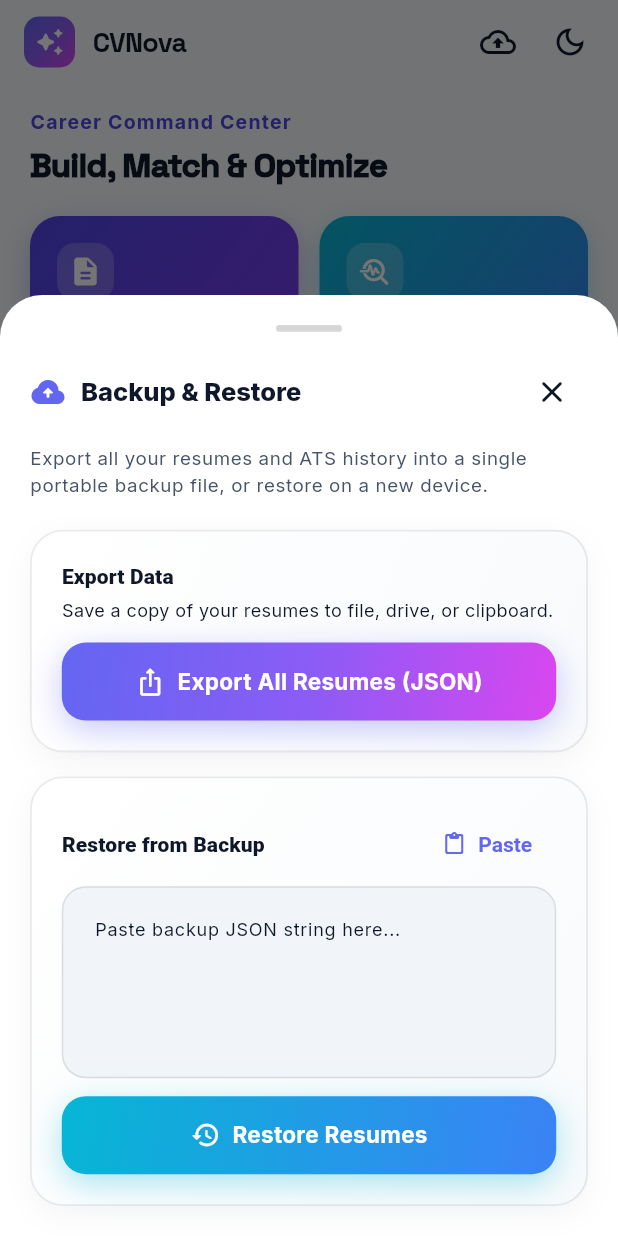
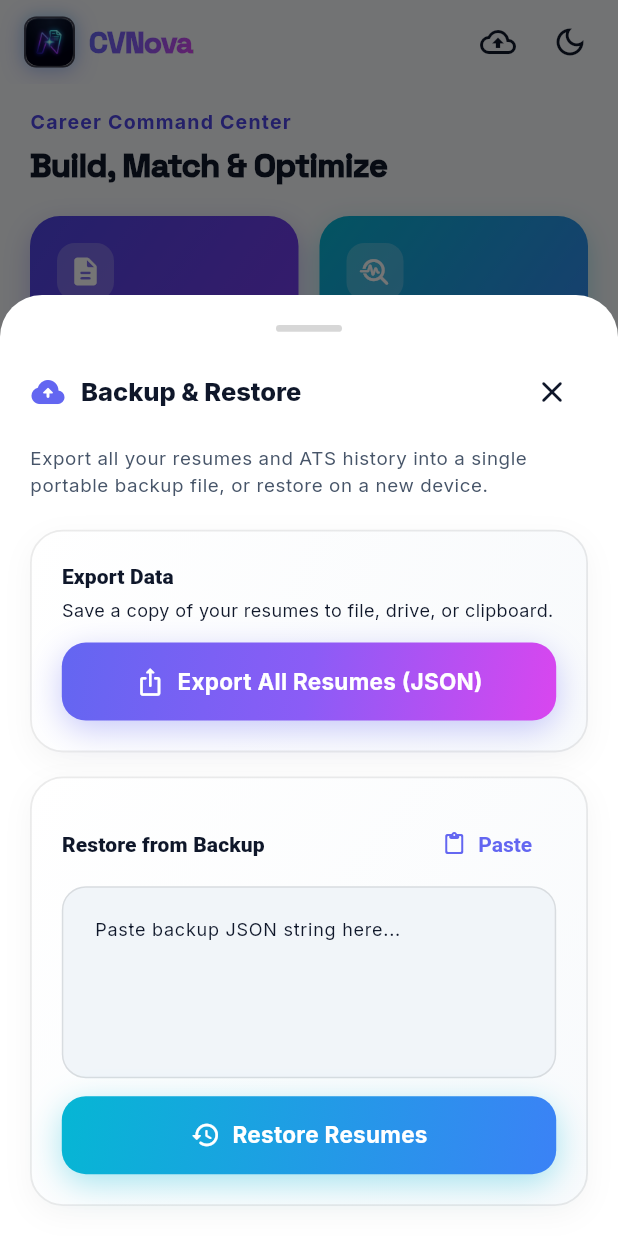
Before and after one commit to madewarabhishek966529-wq/CV-Nova-, a Flutter app: the screen it shows after launch, after a tap on "Backup & Sync", on a phone screen of 412 x 824 dp. Run offline on Flutter 3.47's test engine with Material 3 defaults, Android fonts, the light colour scheme and no system bars; our stand-ins replace file_picker, flutter_animate, flutter_riverpod, go_router, google_fonts, share_plus and 1 more; missing offline and left inert: syncfusion_flutter_pdf.

Commit message:
feat(branding): create custom glowing app logo, adaptive launcher icons & in-app logo widget

```diff
--- a/lib/screens/dashboard/dashboard_screen.dart
+++ b/lib/screens/dashboard/dashboard_screen.dart
@@ -10,6 +10,7 @@ import '../../services/pdf_export_service.dart';
 import '../../services/resume_service.dart';
 import '../../theme/app_colors.dart';
 import '../../theme/app_gradients.dart';
+import '../../widgets/common/app_logo.dart';
 import '../../widgets/common/backup_restore_dialog.dart';
 import '../../widgets/common/glass_card.dart';
 import '../../widgets/common/score_ring.dart';
@@ -49,25 +50,7 @@ class _DashboardScreenState extends ConsumerState<DashboardScreen> {
     return Scaffold(
       backgroundColor: isDark ? AppColors.backgroundDark : AppColors.backgroundLight,
       appBar: AppBar(
-        title: Row(
-          children: [
-            Container(
-              width: 34,
-              height: 34,
-              decoration: BoxDecoration(
-                gradient: AppGradients.hero,
-                borderRadius: BorderRadius.circular(10),
-              ),
-              alignment: Alignment.center,
-              child: const Icon(Icons.auto_awesome_rounded, color: Colors.white, size: 20),
-            ),
-            const SizedBox(width: 12),
-            const Text(
-              'CVNova',
-              style: TextStyle(fontWeight: FontWeight.w800, letterSpacing: -0.5),
-            ),
-          ],
-        ),
+        title: const AppLogo(size: 34, showText: true),
         actions: [
           IconButton(
             icon: const Icon(Icons.backup_outlined),
--- a/lib/screens/splash/splash_screen.dart
+++ b/lib/screens/splash/splash_screen.dart
@@ -4,6 +4,7 @@ import 'package:go_router/go_router.dart';
 import '../../routes/route_names.dart';
 import '../../theme/app_colors.dart';
 import '../../theme/app_gradients.dart';
+import '../../widgets/common/app_logo.dart';
 
 /// Purely a branding beat — CVNova is single-user/local, so there's no
 /// session to restore and nothing to gate on here. It just shows the logo
@@ -45,23 +46,31 @@ class _SplashScreenState extends State<SplashScreen> {
             child: Column(
               mainAxisSize: MainAxisSize.min,
               children: [
+                const AppLogo(size: 84, showGlow: true)
+                    .animate()
+                    .fadeIn(duration: 400.ms)
+                    .scale(begin: const Offset(0.85, 0.85), end: const Offset(1, 1), curve: Curves.easeOutBack),
+                const SizedBox(height: 20),
                 ShaderMask(
                   shaderCallback: (bounds) =>
                       AppGradients.hero.createShader(bounds),
                   child: Text(
                     'CVNova',
-                    style: Theme.of(context).textTheme.displayMedium?.copyWith(
+                    style: Theme.of(context).textTheme.displaySmall?.copyWith(
                           color: Colors.white,
-                          fontWeight: FontWeight.w700,
+                          fontWeight: FontWeight.w800,
+                          letterSpacing: -0.8,
                         ),
                   ),
-                ).animate().fadeIn(duration: 500.ms).scale(
-                    begin: const Offset(0.92, 0.92), end: const Offset(1, 1)),
-                const SizedBox(height: 10),
+                ).animate(delay: 150.ms).fadeIn(duration: 400.ms),
+                const SizedBox(height: 8),
                 Text(
-                  'Build the resume that gets you the interview',
-                  style: Theme.of(context).textTheme.bodyMedium,
-                ).animate(delay: 200.ms).fadeIn(duration: 500.ms),
+                  'Next-Gen Resume & Career Intelligence',
+                  style: Theme.of(context).textTheme.bodyMedium?.copyWith(
+                        letterSpacing: -0.2,
+                        color: Colors.white.withValues(alpha: 0.75),
+                      ),
+                ).animate(delay: 250.ms).fadeIn(duration: 400.ms),
               ],
             ),
           ),
--- /dev/null
+++ b/lib/widgets/common/app_logo.dart
@@ -0,0 +1,96 @@
+import 'package:flutter/material.dart';
+import '../../theme/app_colors.dart';
+import '../../theme/app_gradients.dart';
+
+/// Reusable ultra-crisp CVNova App Logo with glowing gradient squircle framing.
+class AppLogo extends StatelessWidget {
+  const AppLogo({
+    super.key,
+    this.size = 40,
+    this.borderRadius,
+    this.showGlow = true,
+    this.showText = false,
+    this.textScale = 1.0,
+  });
+
+  final double size;
+  final double? borderRadius;
+  final bool showGlow;
+  final bool showText;
+  final double textScale;
+
+  @override
+  Widget build(BuildContext context) {
+    final radius = borderRadius ?? (size * 0.24);
+
+    final logoIcon = RepaintBoundary(
+      child: Container(
+        width: size,
+        height: size,
+        decoration: BoxDecoration(
+          borderRadius: BorderRadius.circular(radius),
+          boxShadow: showGlow
+              ? [
+                  BoxShadow(
+                    color: AppColors.primary.withValues(alpha: 0.35),
+                    blurRadius: size * 0.35,
+                    spreadRadius: 1,
+                    offset: const Offset(0, 2),
+                  ),
+                  BoxShadow(
+                    color: AppColors.cyan.withValues(alpha: 0.20),
+                    blurRadius: size * 0.2,
+                    offset: const Offset(0, -1),
+                  ),
+                ]
+              : null,
+          gradient: const LinearGradient(
+            begin: Alignment.topLeft,
+            end: Alignment.bottomRight,
+            colors: [
+              Color(0xFF1E2139),
+              Color(0xFF0F1120),
+            ],
+          ),
+          border: Border.all(
+            color: Colors.white.withValues(alpha: 0.18),
+            width: 1.2,
+          ),
+        ),
+        child: ClipRRect(
+          borderRadius: BorderRadius.circular(radius - 1.2),
+          child: Image.asset(
+            'assets/images/logo.png',
+            width: size,
+            height: size,
+            fit: BoxFit.cover,
+            filterQuality: FilterQuality.medium,
+          ),
+        ),
+      ),
+    );
+
+    if (!showText) return logoIcon;
+
+    return Row(
+      mainAxisSize: MainAxisSize.min,
+      crossAxisAlignment: CrossAxisAlignment.center,
+      children: [
+        logoIcon,
+        SizedBox(width: size * 0.28),
+        ShaderMask(
+          blendMode: BlendMode.srcIn,
+          shaderCallback: (bounds) => AppGradients.hero.createShader(bounds),
+          child: Text(
+            'CVNova',
+            style: TextStyle(
+              fontSize: 20 * textScale,
+              fontWeight: FontWeight.w900,
+              letterSpacing: -0.6,
+            ),
+          ),
+        ),
+      ],
+    );
+  }
+}
--- a/pubspec.yaml
+++ b/pubspec.yaml
@@ -41,3 +41,5 @@ dev_dependencies:
 
 flutter:
   uses-material-design: true
+  assets:
+    - assets/images/
```
Also changed, not shown: assets/images/logo.png (added), 16 other files.
